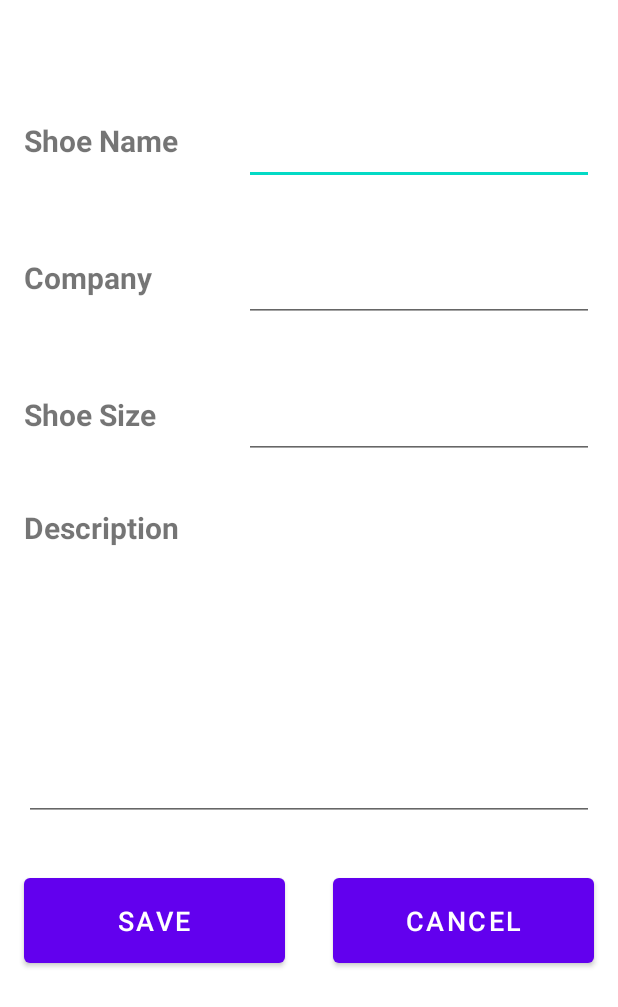
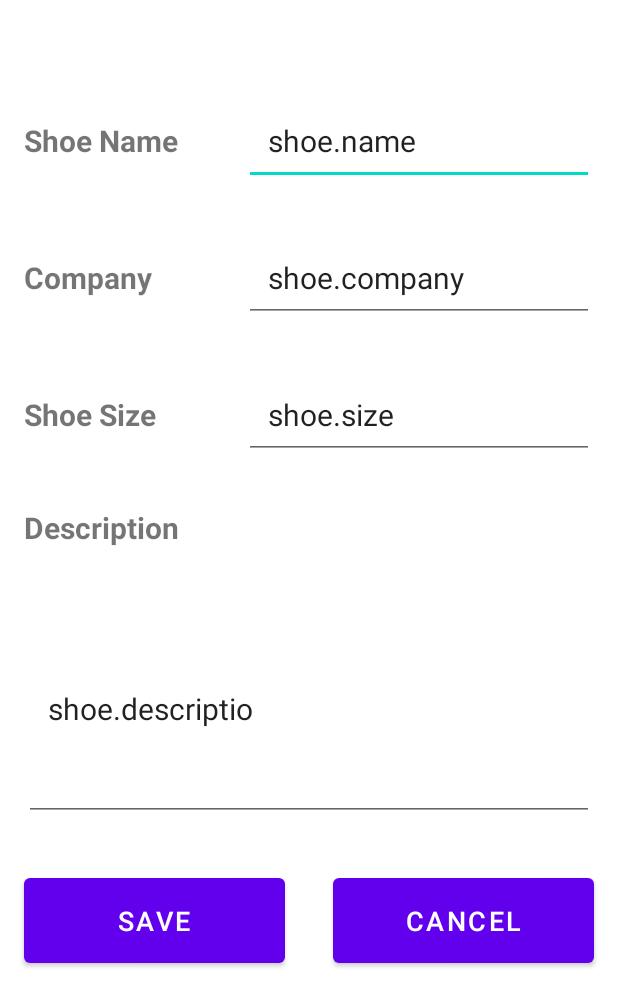
Before and after one commit to HappySolutions/Shoe-Store-Task, an Android app: the layout fragment_shoe_details.xml on its own in the app's theme, with its tools: preview values and no code run, on a phone screen of 412 x 824 dp. Shown: the top 1007 px of the screen. Run offline under Robolectric (Android 15) with nearby library versions, the phone set to English and light mode, and no system bars.

Commit message:
add shoe detail destination

```diff
--- a/app/src/main/java/com/example/shoestoretask/shoeDetails/ShoeDetailsFragment.kt
+++ b/app/src/main/java/com/example/shoestoretask/screens/shoeDetails/ShoeDetailsFragment.kt
@@ -1,11 +1,13 @@
-package com.example.shoestoretask.shoeDetails
+package com.example.shoestoretask.screens.shoeDetails
 
 import android.os.Bundle
 import androidx.fragment.app.Fragment
 import android.view.LayoutInflater
 import android.view.View
 import android.view.ViewGroup
+import androidx.databinding.DataBindingUtil
 import com.example.shoestoretask.R
+import com.example.shoestoretask.databinding.FragmentShoeDetailsBinding
 
 
 class ShoeDetailsFragment : Fragment() {
@@ -14,7 +16,10 @@ class ShoeDetailsFragment : Fragment() {
         savedInstanceState: Bundle?
     ): View? {
         // Inflate the layout for this fragment
-        return inflater.inflate(R.layout.fragment_shoe_details, container, false)
+        val binding: FragmentShoeDetailsBinding? =
+            DataBindingUtil.inflate(inflater, R.layout.fragment_login,
+                container, false)
+    return binding?.root
     }
 
 }
--- a/app/src/main/res/layout/fragment_shoe_details.xml
+++ b/app/src/main/res/layout/fragment_shoe_details.xml
@@ -2,9 +2,7 @@
 <layout xmlns:android="http://schemas.android.com/apk/res/android"
     xmlns:tools="http://schemas.android.com/tools"
     xmlns:app="http://schemas.android.com/apk/res-auto"
-    android:layout_width="match_parent"
-    android:layout_height="match_parent"
-    tools:context=".shoeDetails.ShoeDetailsFragment">
+    tools:context=".screens.shoeDetails.ShoeDetailsFragment">
 
     <data>
         <variable name="shoe" type="com.example.shoestoretask.models.Shoe"/>
@@ -63,7 +61,7 @@
             android:layout_marginTop="64dp"
             android:layout_marginEnd="16dp"
             android:ems="10"
-            android:text="@={shoe.name}"
+            android:text="shoe.name"
             android:inputType="textPersonName"
             app:layout_constraintEnd_toEndOf="parent"
             app:layout_constraintTop_toTopOf="parent" />
@@ -76,7 +74,7 @@
             android:layout_marginTop="32dp"
             android:layout_marginEnd="16dp"
             android:ems="10"
-            android:text="@={shoe.company}"
+            android:text="shoe.company"
             android:inputType="textPersonName"
             app:layout_constraintEnd_toEndOf="parent"
             app:layout_constraintTop_toBottomOf="@+id/nmEdtTxt" />
@@ -90,7 +88,7 @@
             android:layout_marginEnd="16dp"
             android:ems="10"
             android:inputType="numberDecimal"
-            android:text="@={`` + shoe.size}"
+            android:text="shoe.size"
             app:layout_constraintEnd_toEndOf="parent"
             app:layout_constraintTop_toBottomOf="@+id/compEdtTxt" />
 
@@ -103,7 +101,7 @@
             android:layout_marginTop="32dp"
             android:layout_marginEnd="16dp"
             android:ems="10"
-            android:text="@={shoe.description}"
+            android:text="shoe.descriptio"
             android:inputType="textMultiLine"
             app:layout_constraintEnd_toEndOf="parent"
             app:layout_constraintStart_toStartOf="parent"
```
